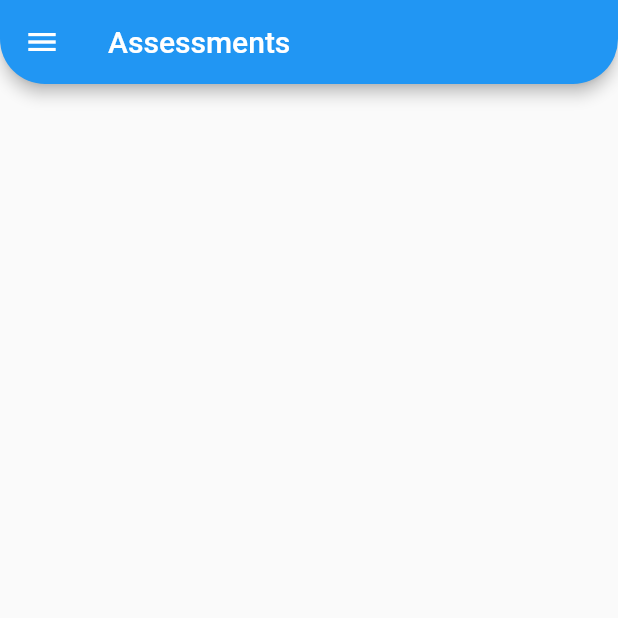
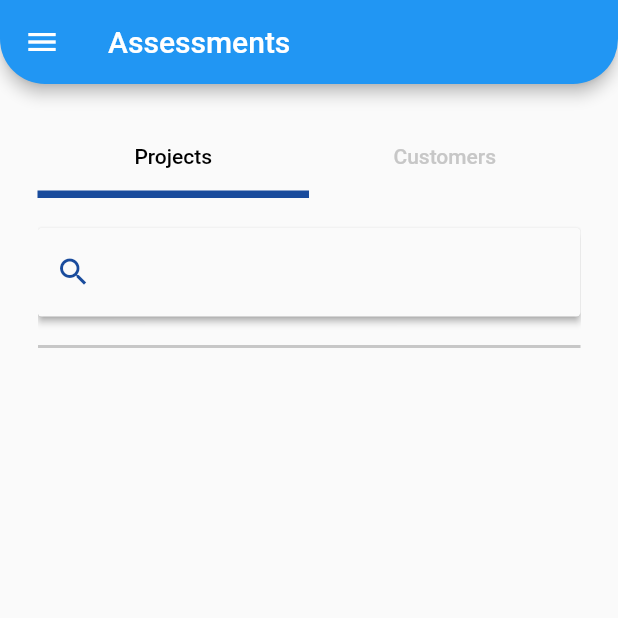
Before and after one commit to AaronSoria/FGAP, a Flutter app: the screen it shows after launch, on a phone screen of 412 x 824 dp, the top half of it. Run offline on Flutter 3.47's test engine with Material 2 defaults, Android fonts, the phone set to English and light mode, and no system bars; network calls fail.

```diff
--- a/lib/main.dart
+++ b/lib/main.dart
@@ -1,4 +1,6 @@
 import 'package:fgap/custom_components/customDrawer.dart';
+import 'package:fgap/models/newArticleModel.dart';
+import 'package:fgap/rest/webService.dart';
 import 'package:flutter/material.dart';
 import 'custom_components/customAppBar.dart';
 
@@ -13,42 +15,153 @@ class MyApp extends StatelessWidget {
       theme: ThemeData(
         primarySwatch: Colors.blue,
       ),
-      home: MyHomePage(title: 'Flutter Demo Home Page'),
+      home: AssessmentsPage(title: 'Flutter Demo Home Page'),
     );
   }
 }
 
-class MyHomePage extends StatefulWidget {
-  MyHomePage({Key key, this.title}) : super(key: key);
-
+class AssessmentsPage extends StatefulWidget {
+  AssessmentsPage({Key key, this.title}) : super(key: key);
   final String title;
 
   @override
-  _MyHomePageState createState() => _MyHomePageState();
+  _AssessmentsPageState createState() => _AssessmentsPageState();
 }
 
-class _MyHomePageState extends State<MyHomePage> {
+class _AssessmentsPageState extends State<AssessmentsPage> {
+  final GlobalKey<ScaffoldState> _scaffoldKey = new GlobalKey<ScaffoldState>();
+  final String apiKey = '7879e991a1dc4c1eb263f95ff00e23f5';
 
-  final GlobalKey<ScaffoldState> _scaffoldKey = new GlobalKey<ScaffoldState>();
-  openNavigationDrawer(){
-    print('works!!');
+  openNavigationDrawer() {
     _scaffoldKey.currentState.openDrawer();
   }
 
   @override
   Widget build(BuildContext context) {
-
     return Scaffold(
         key: _scaffoldKey,
+        backgroundColor: const Color(0xFFFAFAFA),
         drawer: CustomDrawer(),
         appBar: CustomAppBar(
           onLeadingPressed: () => openNavigationDrawer(),
           isBack: false,
           title: Text('Assessments'),
         ),
-      body: Center(),
+        body: _assessmentsBody());
+  }
 
-
+  _assessmentsBody() {
+    return Container(
+      padding: const EdgeInsets.all(25.0),
+      color: const Color(0xFFFAFAFA),
+      child: DefaultTabController(
+        length: 2,
+        child: Scaffold(
+          appBar: _assessmentsTabBar(),
+          body: _assessmentsTabBody(),
+        ),
+      ),
     );
   }
+
+  _assessmentsTabBar() {
+    return TabBar(
+      indicatorWeight: 5.0,
+      indicatorColor: const Color(0xFF194B9C),
+      labelColor: const Color(0xFF000000),
+      unselectedLabelColor: const Color(0xFFC7C7C7),
+      tabs: [
+        Tab(text: 'Projects'),
+        Tab(text: 'Customers'),
+      ],
+    );
   }
+
+  _assessmentsTabBody(){
+  return TabBarView(
+    children: [
+      Column(
+        mainAxisAlignment: MainAxisAlignment.start,
+        children: <Widget>[
+          SizedBox(height: 20),
+          _searchBox(),
+          SizedBox(height: 20),
+          Divider(height: 1, color: const Color(0xFFC7C7C7), thickness: 2),
+          SizedBox(height: 20),
+          NewsList(),
+          // Container(
+          //   width: double.infinity,
+          //   height: 400,
+          //   child: NewsList()),
+          ],
+      ),
+      Icon(Icons.directions_transit),
+      ],
+    );
+}
+
+  _searchBox() {
+    return Material(
+      elevation: 2,
+      shadowColor: Colors.grey,
+      borderRadius: BorderRadius.all(Radius.circular(3)),
+      child: TextFormField(
+        decoration: InputDecoration(
+          prefixIcon: Icon(
+            Icons.search,
+            color: const Color(0xFF194B9C),
+          ),
+          border: OutlineInputBorder(
+            borderSide: BorderSide.none)),
+          ),
+    );
+  }
+
+}
+
+class NewsList extends StatefulWidget{
+  NewsList({Key key, this.title}) : super(key: key);
+  final String title;
+
+    @override
+  _NewsListState createState() => _NewsListState();
+}
+
+class _NewsListState extends State<NewsList> {
+
+  List<NewsArticleModel> _newsArticles = List<NewsArticleModel>();
+
+  @override
+  void initState() {
+    super.initState();
+    _populateNewsArticles();
+  }
+
+  void _populateNewsArticles() {
+
+    Webservice().load(NewsArticleModel.all).then((newsArticles) => {
+      setState(() => {
+        _newsArticles = newsArticles
+      })
+    });
+
+  }
+
+ ListTile _buildItemsForListView(BuildContext context, int index) {
+      return ListTile(
+        title: Text(index.toString()),
+        subtitle: Text(_newsArticles[index].title, style: TextStyle(fontSize: 18)),
+      );
+  }
+
+  @override
+  Widget build(BuildContext context) {
+    return Expanded(
+        child: ListView.builder(
+          itemCount: _newsArticles.length,
+          itemBuilder: _buildItemsForListView,
+        )
+      );
+  }
+
+}
--- /dev/null
+++ b/lib/models/newArticleModel.dart
@@ -0,0 +1,34 @@
+import 'dart:convert';
+import 'package:fgap/rest/webService.dart';
+import 'package:fgap/utils/constants.dart';
+
+class NewsArticleModel {
+
+  final String title;
+  final String descrption;
+  final String urlToImage;
+
+  NewsArticleModel({this.title, this.descrption, this.urlToImage});
+
+  factory NewsArticleModel.fromJson(Map<String,dynamic> json) {
+    return NewsArticleModel(
+      title: json['title'],
+      descrption: json['description']
+    );
+  }
+
+
+ static Resource<List<NewsArticleModel>> get all {
+
+    return Resource(
+      url: Constants.HEADLINE_NEWS_URL,
+      parse: (response) {
+        final result = json.decode(response.body);
+        Iterable list = result['articles'];
+        return list.map((model) => NewsArticleModel.fromJson(model)).toList();
+      }
+    );
+
+  }
+
+}
--- /dev/null
+++ b/lib/rest/webService.dart
@@ -0,0 +1,23 @@
+import 'package:http/http.dart' as http;
+import 'package:http/http.dart';
+
+class Resource<T> {
+  final String url;
+  T Function(Response response) parse;
+
+  Resource({this.url,this.parse});
+}
+
+class Webservice {
+
+  Future<T> load<T>(Resource<T> resource) async {
+
+      final response = await http.get(resource.url);
+      if(response.statusCode == 200) {
+        return resource.parse(response);
+      } else {
+        throw Exception('Failed to load data!');
+      }
+  }
+
+}
--- /dev/null
+++ b/lib/utils/constants.dart
@@ -0,0 +1,7 @@
+class Constants {
+
+    static final String HEADLINE_NEWS_URL = 'https://newsapi.org/v2/top-headlines?country=us&apiKey=7879e991a1dc4c1eb263f95ff00e23f5';
+
+    static final String NEWS_PLACEHOLDER_IMAGE_ASSET_URL = 'assets/placeholder.png';
+
+}
--- a/pubspec.yaml
+++ b/pubspec.yaml
@@ -17,6 +17,7 @@ environment:
   sdk: ">=2.1.0 <3.0.0"
 
 dependencies:
+  http: ^0.12.0
   flutter:
     sdk: flutter
 
```
Also changed, not shown: pubspec.lock. Lines whose indentation alone changed are shown as unchanged.
